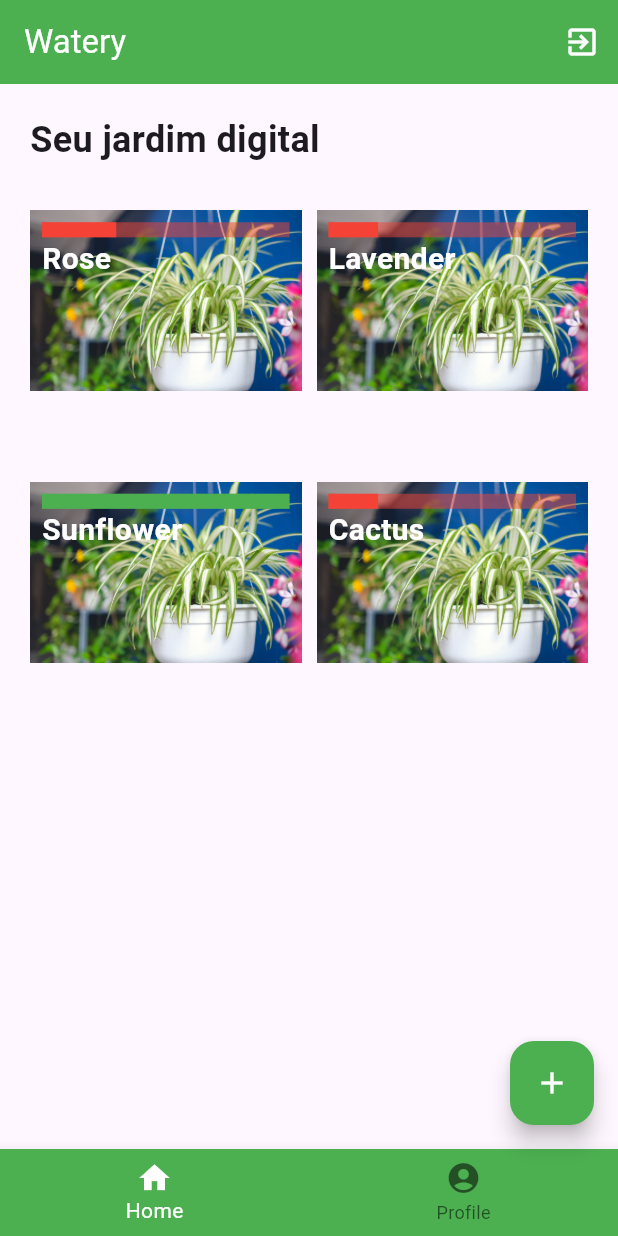
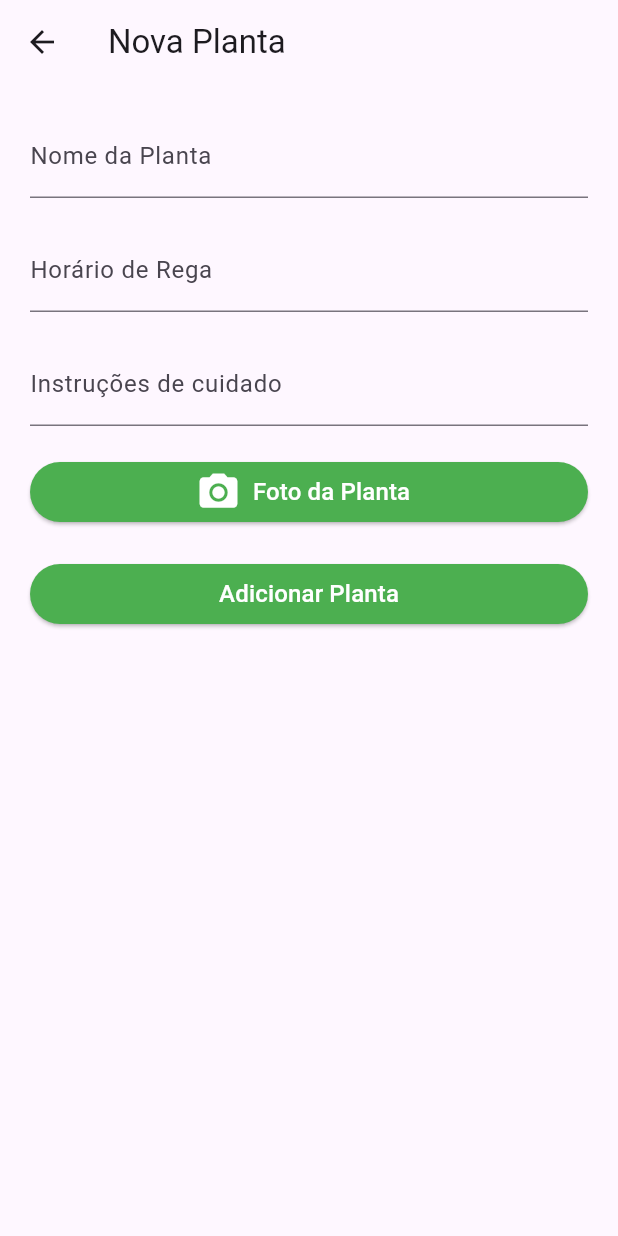
Before and after one commit to devpedrofurquim/watery-app, a Flutter app: the screen it shows once a user with an empty profile is signed in, after a tap on the "add" icon, on a phone screen of 412 x 824 dp. Run offline on Flutter 3.47's test engine with Material 3 defaults, Android fonts, the phone set to English and light mode, and no system bars; our stand-ins replace firebase_auth, firebase_core; accounts and stored records are empty; generated files the repository leaves out were written again.

Commit message:
implemented new features

```diff
--- /dev/null
+++ b/lib/pages/add_plant_page.dart
@@ -0,0 +1,83 @@
+import 'package:flutter/material.dart';
+
+class AddPlantPage extends StatefulWidget {
+  @override
+  _AddPlantPageState createState() => _AddPlantPageState();
+}
+
+class _AddPlantPageState extends State<AddPlantPage> {
+  // Define controllers for input fields
+  TextEditingController _nameController = TextEditingController();
+  TextEditingController _wateringController = TextEditingController();
+  TextEditingController _careInstructionsController = TextEditingController();
+
+  @override
+  Widget build(BuildContext context) {
+    return Scaffold(
+      appBar: AppBar(
+        title: Text('Nova Planta'),
+      ),
+      body: SingleChildScrollView(
+        padding: EdgeInsets.all(20.0),
+        child: Column(
+          crossAxisAlignment: CrossAxisAlignment.start,
+          children: [
+            // Input field for plant name
+            TextFormField(
+              controller: _nameController,
+              decoration: InputDecoration(labelText: 'Nome da Planta'),
+            ),
+            SizedBox(height: 20.0),
+            // Input field for watering schedule
+            TextFormField(
+              controller: _wateringController,
+              decoration: InputDecoration(labelText: 'Horário de Rega'),
+            ),
+            SizedBox(height: 20.0),
+            // Input field for care instructions
+            TextFormField(
+              controller: _careInstructionsController,
+              decoration: InputDecoration(labelText: 'Instruções de cuidado'),
+            ),
+            SizedBox(height: 20.0),
+            // Button to capture a picture
+            SizedBox(
+              width: double.infinity,
+              child: ElevatedButton.icon(
+                style: ElevatedButton.styleFrom(backgroundColor: Colors.green),
+                onPressed: () {
+                  // Implement logic to capture picture
+                },
+                icon: Icon(
+                  Icons.camera_alt,
+                  color: Colors.white,
+                  size: 30,
+                ),
+                label: Text(
+                  'Foto da Planta',
+                  style: TextStyle(color: Colors.white, fontSize: 16),
+                ),
+              ),
+            ),
+            SizedBox(height: 20.0),
+            // Button to submit plant details
+            SizedBox(
+              width: double.infinity,
+              child: ElevatedButton(
+                style: ElevatedButton.styleFrom(backgroundColor: Colors.green),
+                onPressed: () {
+                  // Implement logic to add plant to the list
+                  // You can use the provided controllers to get the input values
+                },
+                child: Text(
+                  'Adicionar Planta',
+                  style: TextStyle(color: Colors.white, fontSize: 16),
+                ),
+              ),
+            ),
+          ],
+        ),
+      ),
+    );
+  }
+}
--- a/lib/pages/home_page.dart
+++ b/lib/pages/home_page.dart
@@ -3,6 +3,7 @@ import 'package:firebase_auth/firebase_auth.dart';
 import 'package:watery/auth.dart';
 import 'package:watery/models/plant.dart';
 
+import 'add_plant_page.dart';
 import 'plant_details.dart'; // Import your Plant model here
 
 class HomePage extends StatefulWidget {
@@ -17,29 +18,29 @@ class _HomePageState extends State<HomePage> {
 
   final List<Plant> userPlants = [
     Plant(
-      name: 'Rose',
-      imageUrl: 'images/plant.jpg',
+      name: 'Rosa',
+      imageUrl: 'images/rosa.jpg',
       health: 0.3,
       wateringSchedule: 'Duas vezes por semana',
       careInstructions: 'Mantenha em luz do sol direta',
     ),
     Plant(
-      name: 'Lavender',
-      imageUrl: 'images/plant.jpg',
+      name: 'Girassol',
+      imageUrl: 'images/girassol.jpg',
       health: 0.2,
       wateringSchedule: 'Uma vez por semana',
       careInstructions: 'Rega leve',
     ),
     Plant(
-      name: 'Sunflower',
-      imageUrl: 'images/plant.jpg',
+      name: 'Bonsai',
+      imageUrl: 'images/bonsai.jpg',
       health: 1,
       wateringSchedule: 'A cada dois dias',
       careInstructions: 'Requer exposição direta ao sol',
     ),
     Plant(
-      name: 'Cactus',
-      imageUrl: 'images/plant.jpg',
+      name: 'Espada de São Jorge',
+      imageUrl: 'images/espada.jpg',
       health: 0.2,
       wateringSchedule: 'Uma vez por mês',
       careInstructions: 'Evitar regar muito',
@@ -70,7 +71,10 @@ class _HomePageState extends State<HomePage> {
       ),
       floatingActionButton: FloatingActionButton(
         onPressed: () {
-          debugPrint('Add new button clicked');
+          Navigator.push(
+            context,
+            MaterialPageRoute(builder: (context) => AddPlantPage()),
+          );
         },
         backgroundColor: Colors.green,
         foregroundColor: Colors.white,
@@ -162,9 +166,10 @@ class _PlantItemState extends State<PlantItem> {
           Stack(
             alignment: Alignment.topLeft,
             children: [
-              Image.asset(
-                widget.plant.imageUrl,
-                fit: BoxFit.cover,
+              Container(
+                child: Image.asset(
+                  widget.plant.imageUrl,
+                ),
               ),
               Padding(
                 padding: const EdgeInsets.all(8.0),
```
Also changed, not shown: images/bonsai.jpg (added), images/espada.jpg (added), images/girassol.jpg (added), images/rosa.jpg (added).
